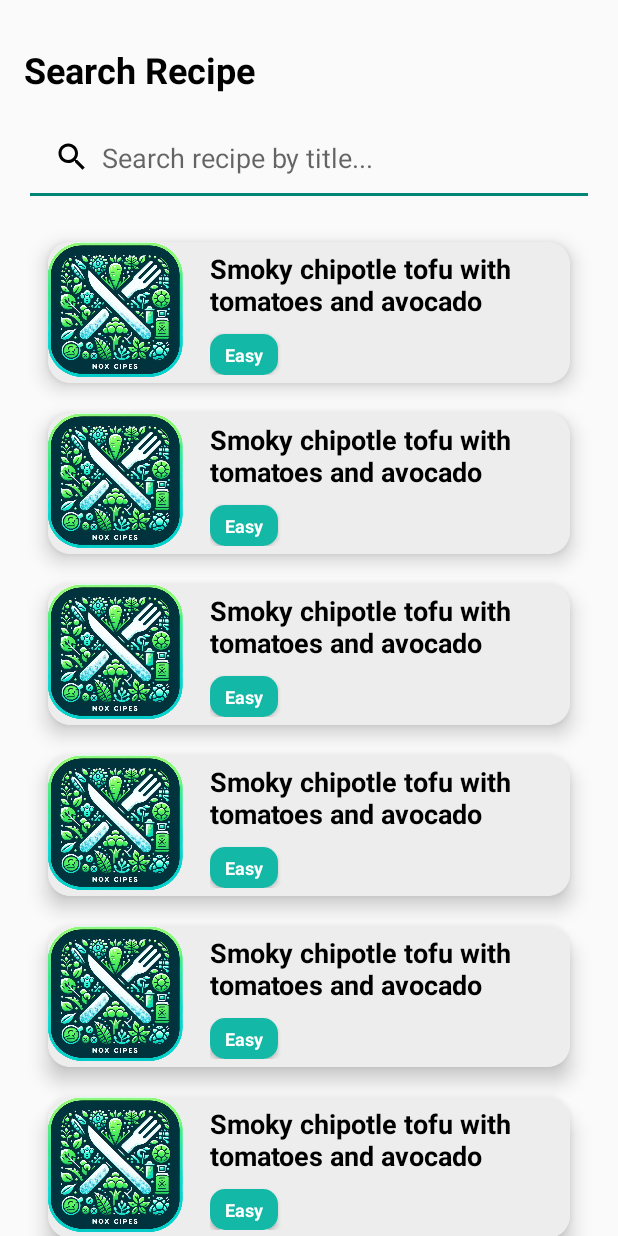
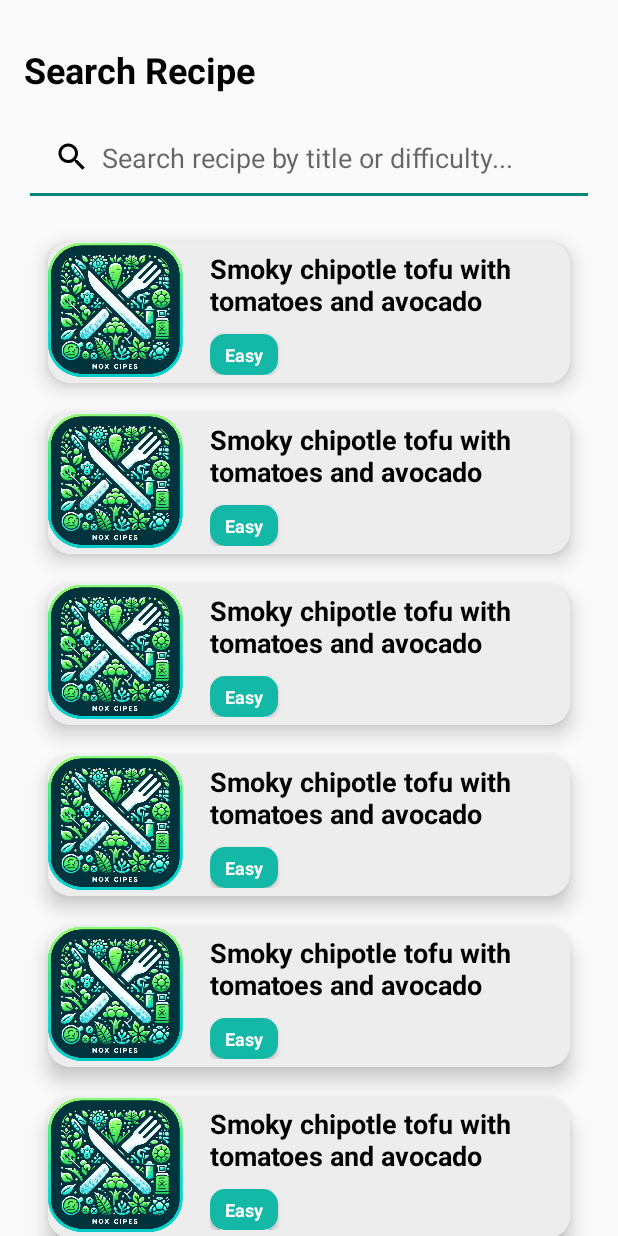
Before and after one commit to adnanamiruddin/NoxCipes-Project, an Android app: the layout fragment_search.xml on its own in the app's theme, with its tools: preview values and no code run, on a phone screen of 412 x 824 dp. Run offline under Robolectric (Android 15) with nearby library versions, the phone set to English and light mode, and no system bars; network calls fail.

Commit message:
fix: Can search by difficulty

```diff
--- a/app/src/main/res/layout/fragment_search.xml
+++ b/app/src/main/res/layout/fragment_search.xml
@@ -29,7 +29,7 @@
             android:drawableLeft="@drawable/baseline_search_24"
             android:drawablePadding="8dp"
             android:drawableTint="@color/black"
-            android:hint="Search recipe by title..."
+            android:hint="Search recipe by title or difficulty..."
             android:padding="20dp" />
 
         <ImageView
```
Also changed, not shown: app/src/main/java/id/adnan/noxcipes/adapters/SearchRecipesAdapter.java (+4 -5 lines).
